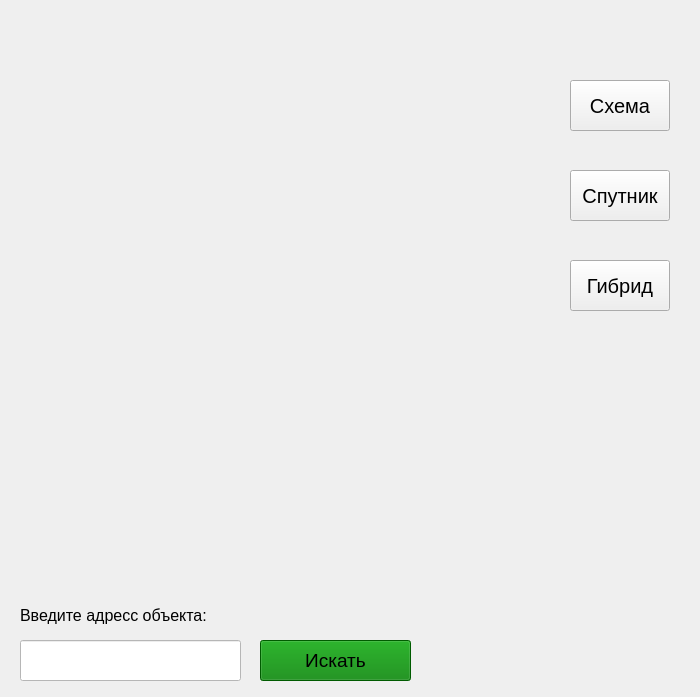
Qt form Map.ui (Alexandr-Gavrin/MapAPI) before a commit.
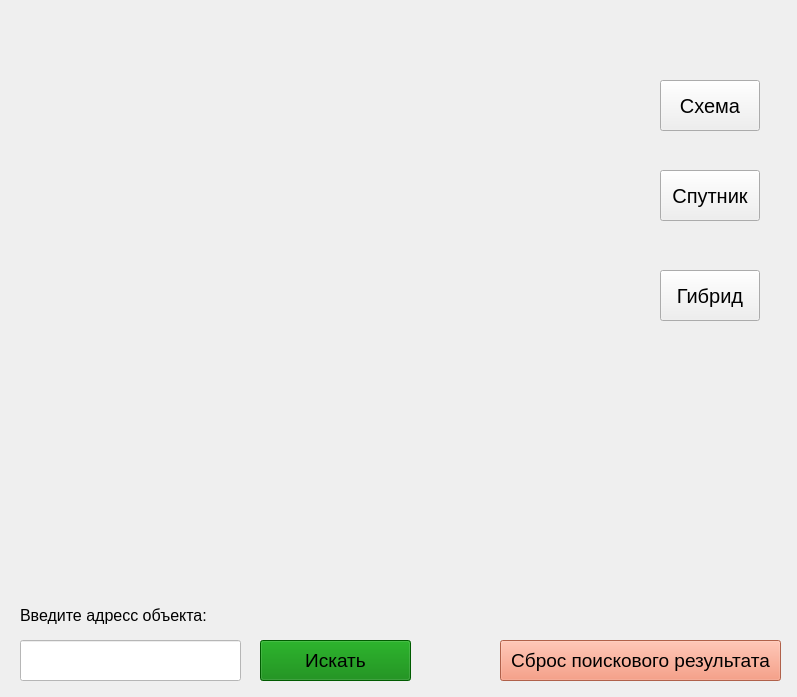
The same form after that commit.

Commit message: A big task for the Maps API. Part 7

Diff of the .ui file:
```diff
--- a/Map.ui
+++ b/Map.ui
@@ -6,7 +6,7 @@
    <rect>
     <x>0</x>
     <y>0</y>
-    <width>700</width>
+    <width>797</width>
     <height>697</height>
    </rect>
   </property>
@@ -16,9 +16,9 @@
   <widget class="QLabel" name="map">
    <property name="geometry">
     <rect>
-     <x>20</x>
+     <x>30</x>
      <y>20</y>
-     <width>521</width>
+     <width>561</width>
      <height>471</height>
     </rect>
    </property>
@@ -29,7 +29,7 @@
   <widget class="QPushButton" name="btn_map">
    <property name="geometry">
     <rect>
-     <x>570</x>
+     <x>660</x>
      <y>80</y>
      <width>100</width>
      <height>51</height>
@@ -47,7 +47,7 @@
   <widget class="QPushButton" name="btn_sat">
    <property name="geometry">
     <rect>
-     <x>570</x>
+     <x>660</x>
      <y>170</y>
      <width>100</width>
      <height>51</height>
@@ -65,8 +65,8 @@
   <widget class="QPushButton" name="btn_sat_skl">
    <property name="geometry">
     <rect>
-     <x>570</x>
-     <y>260</y>
+     <x>660</x>
+     <y>270</y>
      <width>100</width>
      <height>51</height>
     </rect>
@@ -137,6 +137,27 @@
     <string>Введите адресс объекта:</string>
    </property>
   </widget>
+  <widget class="QPushButton" name="btn_reset">
+   <property name="geometry">
+    <rect>
+     <x>500</x>
+     <y>640</y>
+     <width>281</width>
+     <height>41</height>
+    </rect>
+   </property>
+   <property name="font">
+    <font>
+     <pointsize>14</pointsize>
+    </font>
+   </property>
+   <property name="styleSheet">
+    <string notr="true">background-color: rgb(247, 136, 103);</string>
+   </property>
+   <property name="text">
+    <string>Сброс поискового результата</string>
+   </property>
+  </widget>
  </widget>
  <resources/>
  <connections/>
```
The commit also changes 1 other file.
